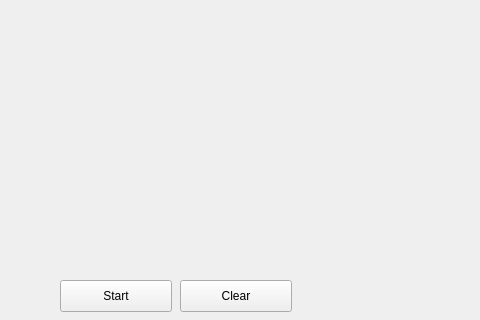
This is widget.ui in WisdomStoneWorshiper/comp2012hpa4 as Qt 5 draws it before an edit; both pictures show x 320 to 800 and y 280 to 600 of the 800 by 600 pixel window. The edited form follows.
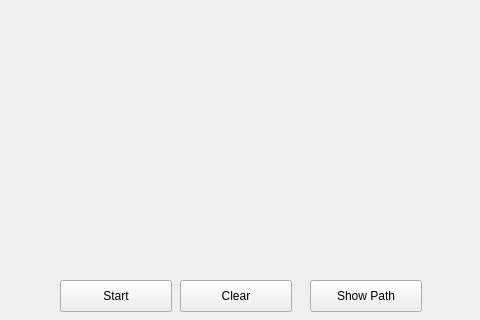
This is the edited form.

Patch:
```diff
--- a/widget.ui
+++ b/widget.ui
@@ -78,6 +78,19 @@
     <string>Clear</string>
    </property>
   </widget>
+  <widget class="QPushButton" name="showPathBtn">
+   <property name="geometry">
+    <rect>
+     <x>630</x>
+     <y>560</y>
+     <width>112</width>
+     <height>32</height>
+    </rect>
+   </property>
+   <property name="text">
+    <string>Show Path</string>
+   </property>
+  </widget>
  </widget>
  <resources/>
  <connections/>
```
